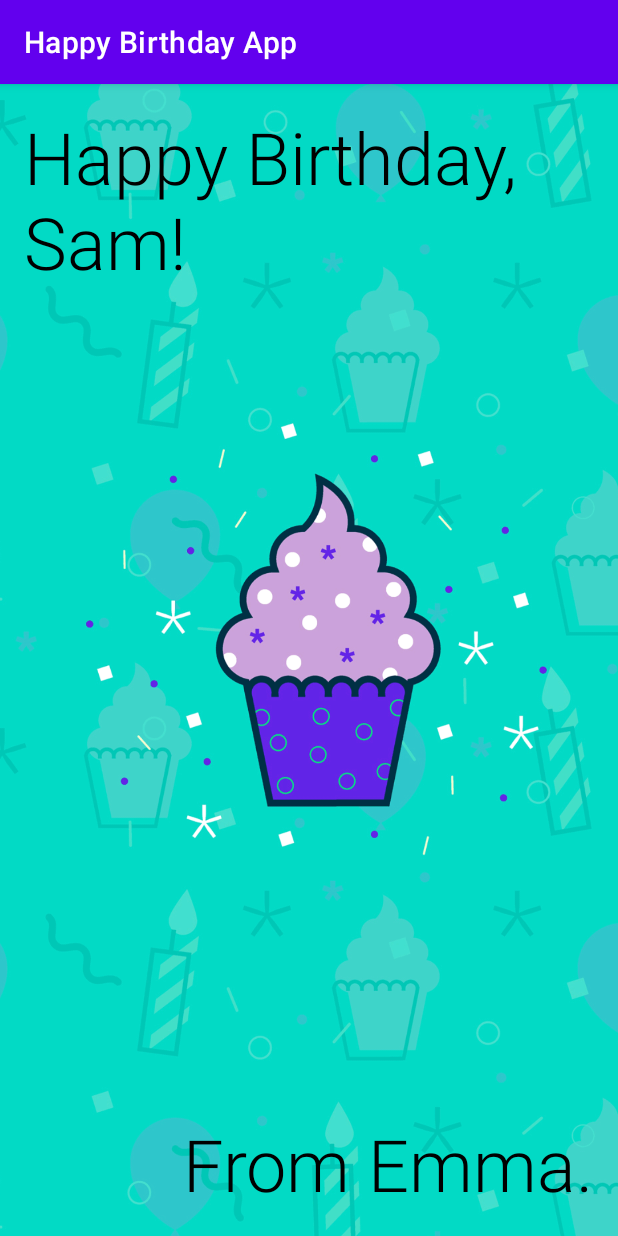
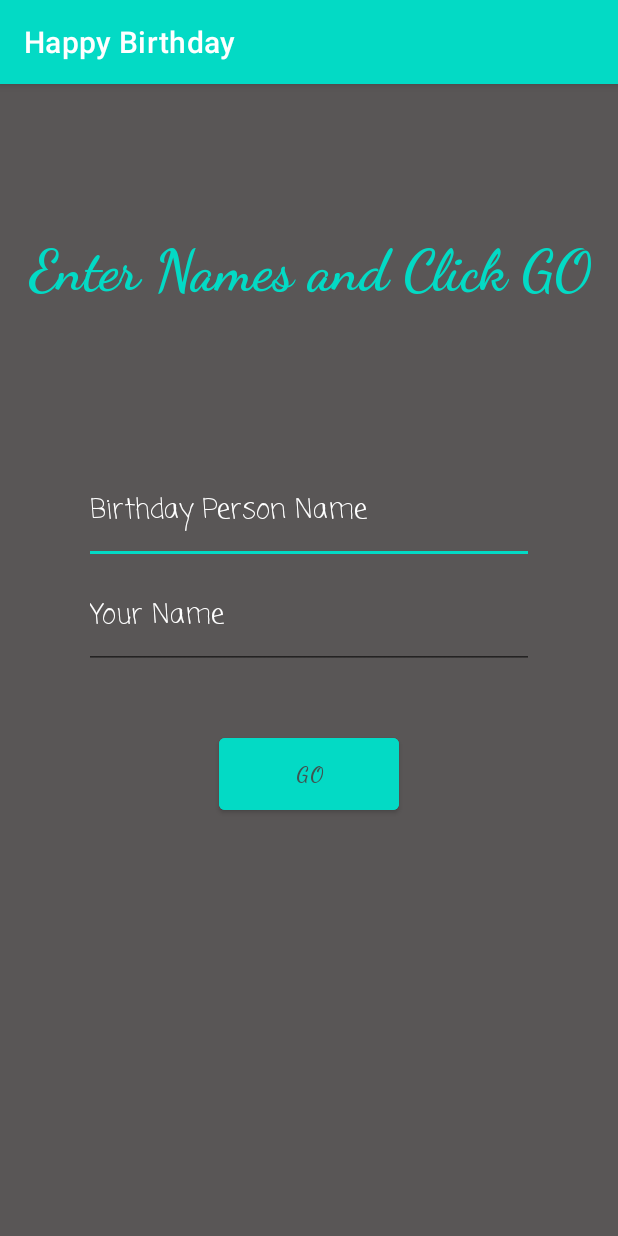
Before and after one commit to fernando0922/BirthdayCardAndroid, an Android app: the screen it shows after launch (MainActivity), on a phone screen of 412 x 824 dp. Run offline under Robolectric (Android 15) with nearby library versions, the phone set to English and light mode, and no system bars.

Commit message:
2 intent accept user input and display

```diff
--- a/app/src/main/AndroidManifest.xml
+++ b/app/src/main/AndroidManifest.xml
@@ -20,6 +20,7 @@
                 <category android:name="android.intent.category.LAUNCHER" />
             </intent-filter>
         </activity>
+        <activity android:name=".CardActivity"/>
     </application>
 
 </manifest>
--- /dev/null
+++ b/app/src/main/java/com/example/myapplication/Constants.kt
@@ -0,0 +1,4 @@
+package com.example.myapplication
+
+const val OTHER_NAME = "otherName"
+const val YOUR_NAME = "yourName"
--- a/app/src/main/java/com/example/myapplication/MainActivity.kt
+++ b/app/src/main/java/com/example/myapplication/MainActivity.kt
@@ -1,11 +1,32 @@
 package com.example.myapplication
 
+import android.content.Intent
+import android.os.Bundle
+import android.widget.Button
+import android.widget.TextView
+import android.widget.Toast
 import androidx.appcompat.app.AppCompatActivity
-import android.os.Bundle
 
 class MainActivity : AppCompatActivity() {
+
     override fun onCreate(savedInstanceState: Bundle?) {
         super.onCreate(savedInstanceState)
         setContentView(R.layout.activity_main)
+        val otherName:TextView = findViewById(R.id.other_name)
+        val yourName:TextView = findViewById(R.id.your_name)
+        val button: Button = findViewById(R.id.go)
+
+        button.setOnClickListener {
+            if(otherName.text.length > 1 && yourName.text.length > 1 ){
+                Toast.makeText(this, "DONE :) !!", Toast.LENGTH_SHORT).show()
+                val intent:Intent = Intent(this, CardActivity::class.java)
+                intent.putExtra(OTHER_NAME,otherName.text.toString())
+                intent.putExtra(YOUR_NAME,yourName.text.toString())
+                startActivity(intent)
+            }else {
+                Toast.makeText(this, "Kindly Fill All Fields", Toast.LENGTH_LONG).show()
+            }
+        }
+
     }
 }
--- a/app/src/main/res/layout/activity_main.xml
+++ b/app/src/main/res/layout/activity_main.xml
@@ -4,44 +4,70 @@
     xmlns:tools="http://schemas.android.com/tools"
     android:layout_width="match_parent"
     android:layout_height="match_parent"
-    tools:context=".MainActivity">
+    tools:context=".MainActivity"
+    android:background="@color/back_ground"
+    >
 
-    <ImageView
-        android:id="@+id/imageView"
-        android:layout_width="0dp"
-        android:layout_height="0dp"
-        android:importantForAccessibility="no"
-        android:scaleType="centerCrop"
-        app:layout_constraintBottom_toBottomOf="parent"
+        <TextView
+            android:id="@+id/title"
+            android:layout_width="match_parent"
+            android:layout_height="wrap_content"
+            android:text="@string/title"
+            android:textAlignment="center"
+            android:textColor="@color/teal_200"
+            android:textSize="38sp"
+            android:textStyle="bold"
+            android:fontFamily="cursive"
+            app:layout_constraintTop_toTopOf="parent"
+            android:layout_marginTop="100dp"
+            />
+
+        <EditText
+            android:id="@+id/other_name"
+            android:layout_width="300dp"
+            android:layout_height="70dp"
+            android:hint="@string/other_name"
+            app:layout_constraintTop_toTopOf="@id/title"
+            android:layout_marginTop="150dp"
+            app:layout_constraintStart_toStartOf="parent"
+            app:layout_constraintEnd_toEndOf="parent"
+            android:textColor="@color/teal_200"
+            android:textColorHint="@color/white"
+            android:fontFamily="casual"
+            android:inputType="text"
+            android:autofillHints="name"
+            />
+
+
+
+    <EditText
+        android:id="@+id/your_name"
+        android:layout_width="300dp"
+        android:layout_height="70dp"
+        android:hint="@string/your_name"
+        app:layout_constraintTop_toBottomOf="@id/other_name"
+        app:layout_constraintStart_toStartOf="parent"
         app:layout_constraintEnd_toEndOf="parent"
+        android:textColor="@color/teal_200"
+        android:textColorHint="@color/white"
+        android:fontFamily="casual"
+        android:inputType="text"
+        android:autofillHints="name"
+        />
+
+    <Button
+        android:id="@+id/go"
+        android:layout_width="120dp"
+        android:layout_height="60dp"
+        android:text="@string/go"
         app:layout_constraintStart_toStartOf="parent"
-        app:layout_constraintTop_toTopOf="parent"
-        app:srcCompat="@drawable/androidparty" />
-
-    <TextView
-        android:id="@+id/textView"
-        android:layout_width="wrap_content"
-        android:layout_height="wrap_content"
-        android:layout_marginStart="16dp"
-        android:layout_marginTop="16dp"
-        android:fontFamily="sans-serif-light"
-        android:text="@string/happy_birthday_text"
-        android:textColor="@android:color/black"
-        android:textSize="48sp"
-        app:layout_constraintStart_toStartOf="parent"
-        app:layout_constraintTop_toTopOf="parent" />
-
-    <TextView
-        android:id="@+id/textView2"
-        android:layout_width="wrap_content"
-        android:layout_height="wrap_content"
-        android:layout_marginEnd="16dp"
-        android:layout_marginBottom="16dp"
-        android:fontFamily="sans-serif-light"
-        android:text="@string/from"
-        android:textColor="@android:color/black"
-        android:textSize="48sp"
-        app:layout_constraintBottom_toBottomOf="parent"
-        app:layout_constraintEnd_toEndOf="parent" />
+        app:layout_constraintEnd_toEndOf="parent"
+        app:layout_constraintTop_toBottomOf="@id/your_name"
+        android:textColor="@color/back_ground"
+        android:backgroundTint="@color/teal_200"
+        android:layout_marginTop="40dp"
+        android:fontFamily="cursive"
+        android:textStyle="bold"
+        />
 
 </androidx.constraintlayout.widget.ConstraintLayout>
--- a/app/src/main/res/values-night/themes.xml
+++ b/app/src/main/res/values-night/themes.xml
@@ -2,8 +2,8 @@
     <!-- Base application theme. -->
     <style name="Theme.MyApplication" parent="Theme.MaterialComponents.DayNight.DarkActionBar">
         <!-- Primary brand color. -->
-        <item name="colorPrimary">@color/purple_200</item>
-        <item name="colorPrimaryVariant">@color/purple_700</item>
+        <item name="colorPrimary">@color/teal_200</item>
+        <item name="colorPrimaryVariant">@color/teal_700</item>
         <item name="colorOnPrimary">@color/black</item>
         <!-- Secondary brand color. -->
         <item name="colorSecondary">@color/teal_200</item>
--- a/app/src/main/res/values/colors.xml
+++ b/app/src/main/res/values/colors.xml
@@ -1,10 +1,8 @@
 <?xml version="1.0" encoding="utf-8"?>
 <resources>
-    <color name="purple_200">#FFBB86FC</color>
-    <color name="purple_500">#FF6200EE</color>
-    <color name="purple_700">#FF3700B3</color>
     <color name="teal_200">#FF03DAC5</color>
     <color name="teal_700">#FF018786</color>
     <color name="black">#FF000000</color>
+    <color name="back_ground">#E6474444</color>
     <color name="white">#FFFFFFFF</color>
 </resources>
--- a/app/src/main/res/values/strings.xml
+++ b/app/src/main/res/values/strings.xml
@@ -1,5 +1,9 @@
 <resources>
-    <string name="app_name">Happy Birthday App</string>
-    <string name="happy_birthday_text">Happy Birthday, Sam!</string>
-    <string name="from">From Emma.</string>
+    <string name="app_name">Happy Birthday</string>
+    <string name="happy_birthday_text">Happy Birthday, </string>
+    <string name="from">From </string>
+    <string name="title">Enter Names and Click GO</string>
+    <string name="other_name">Birthday Person Name</string>
+    <string name="your_name">Your Name</string>
+    <string name="go">GO</string>
 </resources>
--- a/app/src/main/res/values/themes.xml
+++ b/app/src/main/res/values/themes.xml
@@ -2,8 +2,8 @@
     <!-- Base application theme. -->
     <style name="Theme.MyApplication" parent="Theme.MaterialComponents.DayNight.DarkActionBar">
         <!-- Primary brand color. -->
-        <item name="colorPrimary">@color/purple_500</item>
-        <item name="colorPrimaryVariant">@color/purple_700</item>
+        <item name="colorPrimary">@color/teal_200</item>
+        <item name="colorPrimaryVariant">@color/teal_700</item>
         <item name="colorOnPrimary">@color/white</item>
         <!-- Secondary brand color. -->
         <item name="colorSecondary">@color/teal_200</item>
```
Also changed, not shown: app/src/main/java/com/example/myapplication/CardActivity.kt (added, +25 -0 lines), app/src/main/res/layout/activity_card.xml (added, +45 -0 lines).
